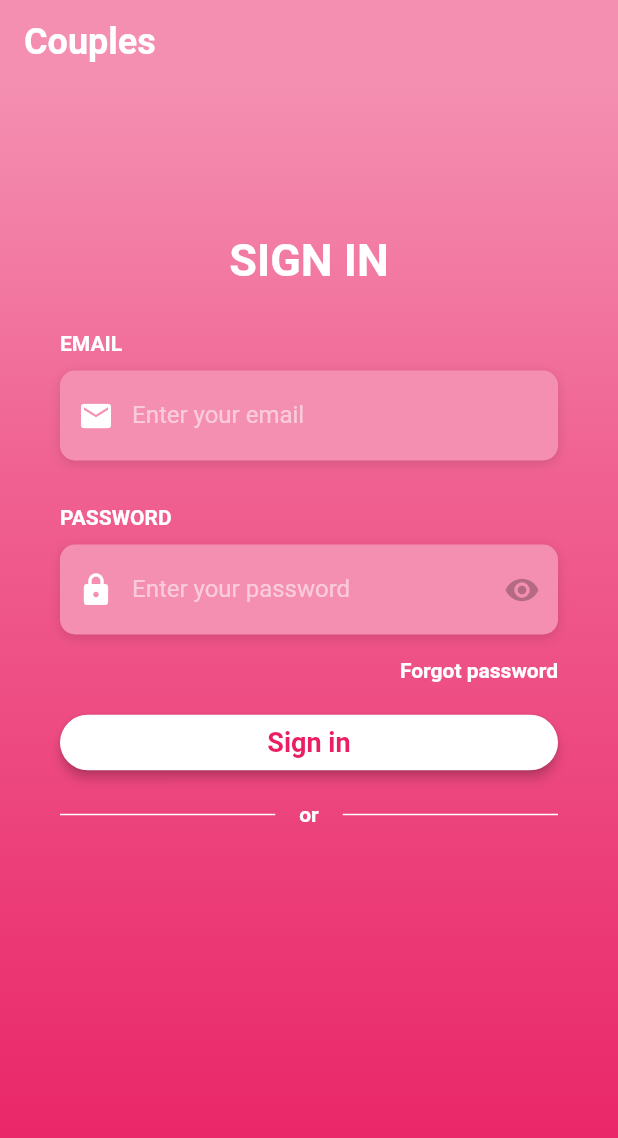
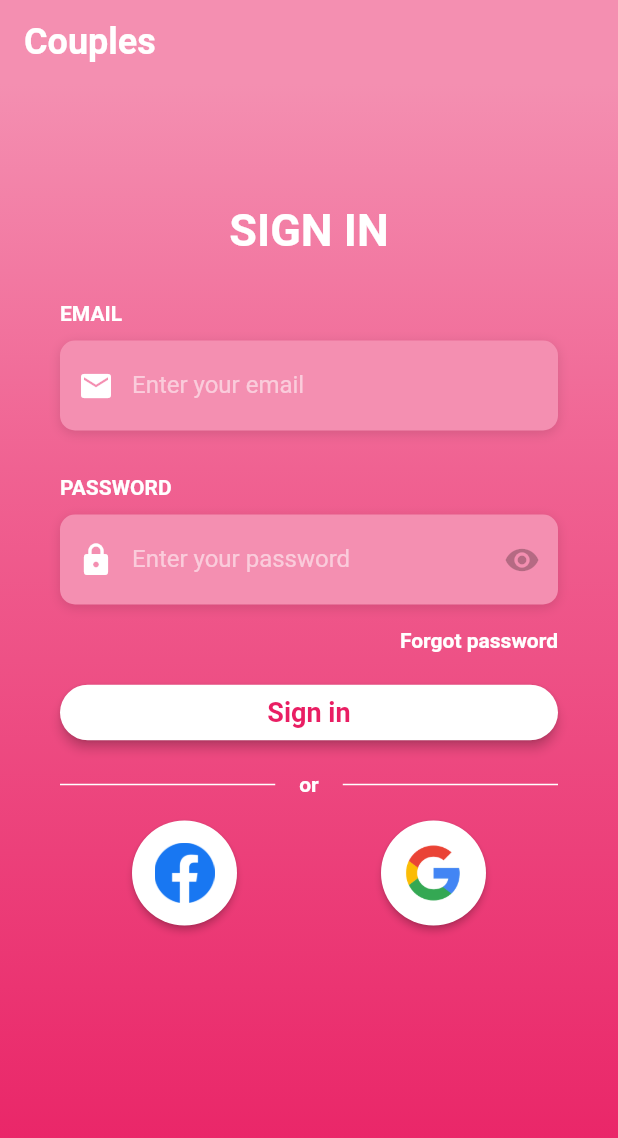
Before and after one commit to lucianoluzzi/couples_app, a Flutter app: the screen it shows after launch, on a phone screen of 412 x 824 dp. Shown: the top 1138 px of the screen. Run offline on Flutter 3.47's test engine with Material 2 defaults, Android fonts, the phone set to English and light mode, and no system bars; drawn by our look-alikes of flutter_platform_widgets; Roboto replaces fonts that are missing (OpenSans).

Commit message:
Creating a circular button widget and using it to show two social media button on login

```diff
--- a/lib/screens/login.dart
+++ b/lib/screens/login.dart
@@ -1,4 +1,5 @@
 import 'package:couplesapp/widgets/app_bar.dart';
+import 'package:couplesapp/widgets/circular_button.dart';
 import 'package:couplesapp/widgets/login/login_button.dart';
 import 'package:couplesapp/widgets/login/login_text_field.dart';
 import 'package:flutter/material.dart';
@@ -32,7 +33,7 @@ class Login extends StatelessWidget {
             child: SingleChildScrollView(
               padding: EdgeInsets.symmetric(
                 horizontal: 40.0,
-                vertical: 100.0,
+                vertical: 80.0,
               ),
               child: Column(
                 children: [
@@ -102,6 +103,20 @@ class Login extends StatelessWidget {
                   SizedBox(
                     height: 16,
                   ),
+                  Row(
+                    children: [
+                      Expanded(
+                        child: CircularButton(
+                          logo: AssetImage('images/facebook_logo.png'),
+                        ),
+                      ),
+                      Expanded(
+                        child: CircularButton(
+                            logo: AssetImage('images/google_logo.png')
+                        ),
+                      ),
+                    ],
+                  )
                 ],
               ),
             ),
--- /dev/null
+++ b/lib/widgets/circular_button.dart
@@ -0,0 +1,26 @@
+import 'package:flutter/material.dart';
+import 'package:flutter/widgets.dart';
+
+class CircularButton extends StatelessWidget {
+  final AssetImage logo;
+
+  CircularButton({this.logo});
+
+  @override
+  Widget build(BuildContext context) {
+    return RawMaterialButton(
+      onPressed: () {},
+      elevation: 2.0,
+      fillColor: Colors.white,
+      child: Image(
+          image: logo,
+          fit: BoxFit.scaleDown,
+          alignment: FractionalOffset.center,
+          height: 40,
+          width: 40,
+      ),
+      padding: EdgeInsets.all(15.0),
+      shape: CircleBorder(),
+    );
+  }
+}
```
Also changed, not shown: images/facebook_logo.png (added), images/google_logo.png (added).
